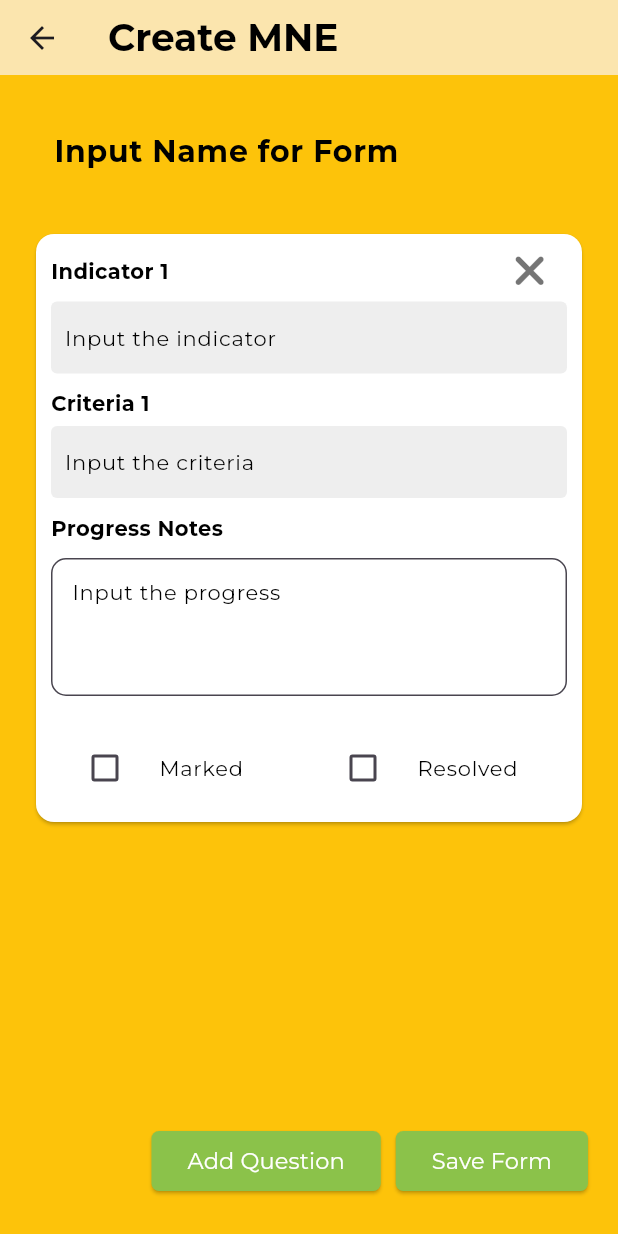
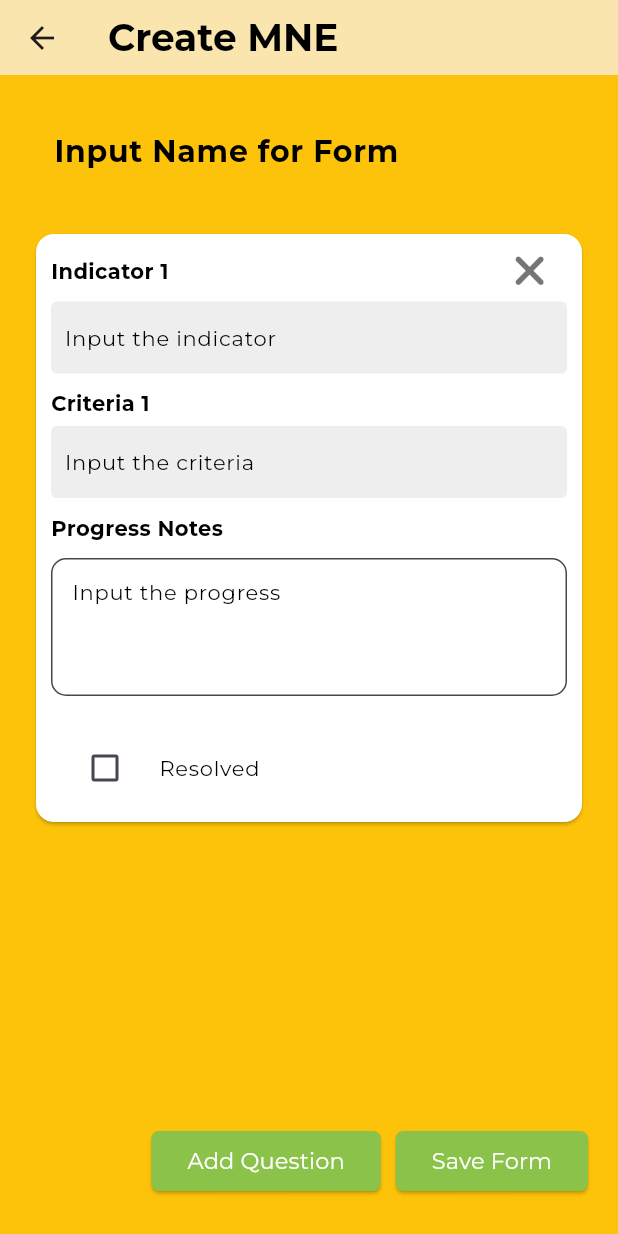
Before and after one commit to jamessarona/nutri-gabay-nutritionist, a Flutter app: the CreateEvaluationPage screen opened directly with empty values, on a phone screen of 412 x 824 dp. Run offline on Flutter 3.47's test engine with Material 3 defaults, Android fonts, the light colour scheme and no system bars; our stand-ins replace badges, cloud_firestore, dotted_border, easy_sidemenu, file_picker, firebase_auth and 7 more; missing offline and left inert: flutter_dropzone, universal_html; accounts and stored records are empty.

Commit message:
Removed marked in evaluation

```diff
--- a/lib/views/ui/create_evaluation_page.dart
+++ b/lib/views/ui/create_evaluation_page.dart
@@ -340,23 +340,23 @@ class _CreateEvaluationPageState extends State<CreateEvaluationPage> {
                                     width: double.infinity,
                                     child: Row(
                                       children: [
-                                        Expanded(
-                                          child: CheckboxListTile(
-                                            title: Text(
-                                              "Marked",
-                                              style: appstyle(14, Colors.black,
-                                                  FontWeight.normal),
-                                            ),
-                                            value: isMarked[index],
-                                            onChanged: (newValue) {
-                                              setState(() {
-                                                isMarked[index] = newValue!;
-                                              });
-                                            },
-                                            controlAffinity: ListTileControlAffinity
-                                                .leading, //  <-- leading Checkbox
-                                          ),
-                                        ),
+                                        // Expanded(
+                                        //   child: CheckboxListTile(
+                                        //     title: Text(
+                                        //       "Marked",
+                                        //       style: appstyle(14, Colors.black,
+                                        //           FontWeight.normal),
+                                        //     ),
+                                        //     value: isMarked[index],
+                                        //     onChanged: (newValue) {
+                                        //       setState(() {
+                                        //         isMarked[index] = newValue!;
+                                        //       });
+                                        //     },
+                                        //     controlAffinity: ListTileControlAffinity
+                                        //         .leading, //  <-- leading Checkbox
+                                        //   ),
+                                        // ),
                                         Expanded(
                                           child: CheckboxListTile(
                                             title: Text(
```
Also changed, not shown: lib/views/ui/view_evaluation_question_page.dart (+21 -21 lines), 1 other file.
